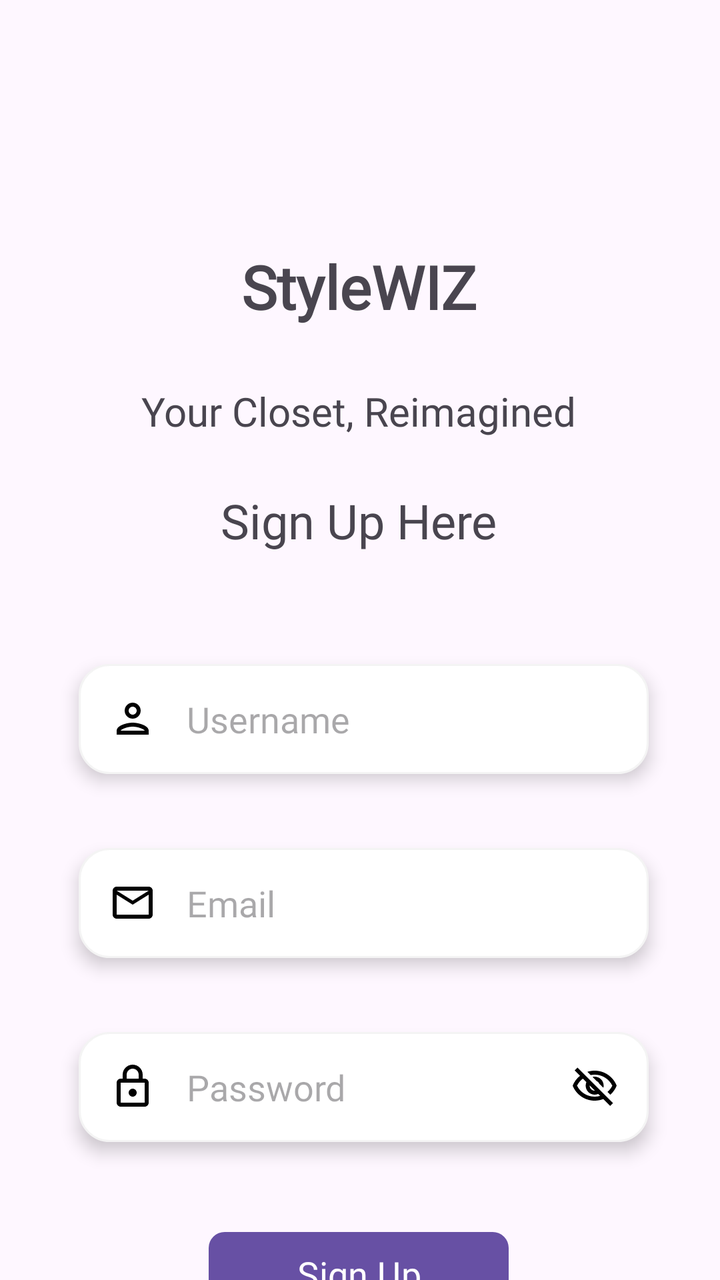
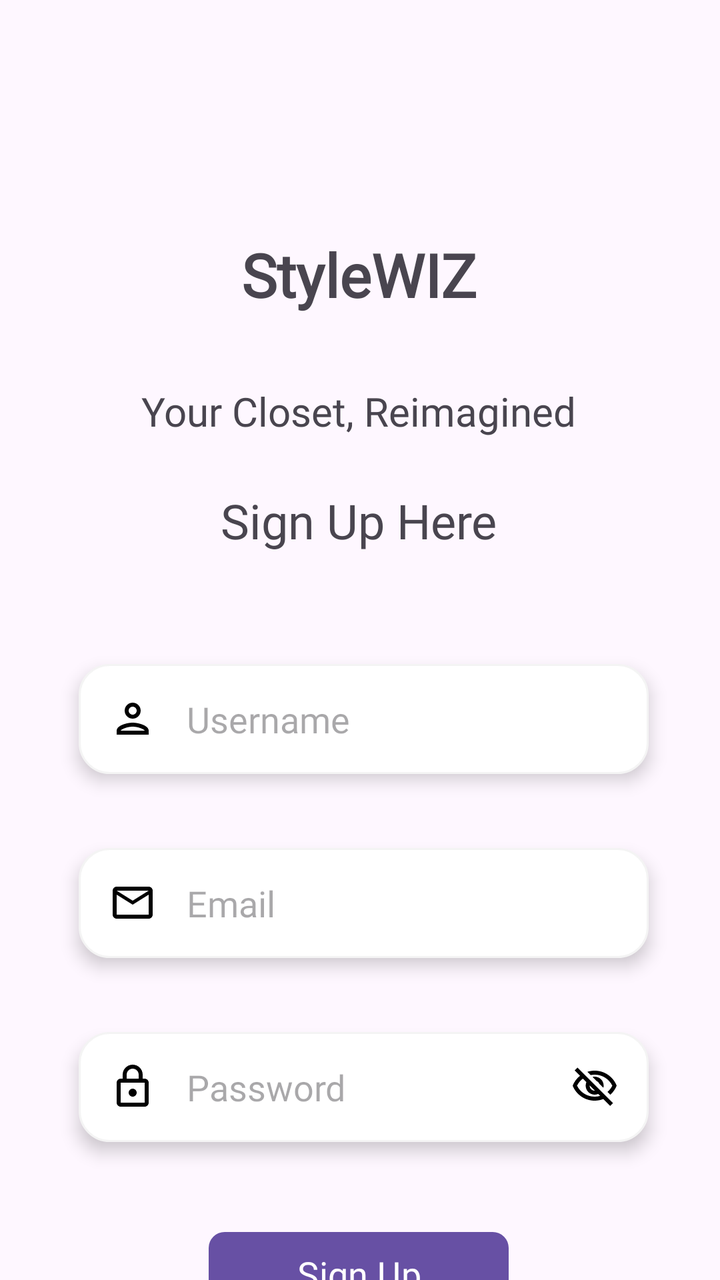

Before-and-after screenshots of an Android layout around one commit, followed by the original layout XML and the change that was made.
<!-- AndroidManifest.xml: application theme Theme.StyleWIZ_vol2 -->
<!-- res/layout/activity_sign_up.xml -->
<?xml version="1.0" encoding="utf-8"?>
<androidx.constraintlayout.widget.ConstraintLayout xmlns:android="http://schemas.android.com/apk/res/android"
    xmlns:app="http://schemas.android.com/apk/res-auto"
    xmlns:tools="http://schemas.android.com/tools"
    android:layout_width="match_parent"
    android:layout_height="match_parent"
    tools:context=".SignUpActivity">

    <TextView
        android:id="@+id/textView5"
        android:layout_width="wrap_content"
        android:layout_height="wrap_content"
        android:fontFamily="@font/roboto"
        android:text="StyleWIZ"
        android:textSize="30sp"
        android:textStyle="bold"
        app:layout_constraintBottom_toBottomOf="parent"
        app:layout_constraintEnd_toEndOf="parent"
        app:layout_constraintHorizontal_bias="0.498"
        app:layout_constraintStart_toStartOf="parent"
        app:layout_constraintTop_toTopOf="parent"
        app:layout_constraintVertical_bias="0.205" />

    <TextView
        android:id="@+id/textView6"
        android:layout_width="wrap_content"
        android:layout_height="wrap_content"
        android:layout_marginTop="192dp"
        android:fontFamily="@font/roboto"
        android:text="Your Closet, Reimagined"
        android:textSize="20sp"
        app:layout_constraintEnd_toEndOf="@+id/textView5"
        app:layout_constraintStart_toStartOf="@+id/textView5"
        app:layout_constraintTop_toTopOf="parent" />

    <TextView
        android:id="@+id/textView7"
        android:layout_width="wrap_content"
        android:layout_height="wrap_content"
        android:layout_marginTop="244dp"
        android:fontFamily="@font/roboto"
        android:text="Sign Up Here"
        android:textSize="24sp"
        app:layout_constraintEnd_toEndOf="@+id/textView6"
        app:layout_constraintStart_toStartOf="@+id/textView6"
        app:layout_constraintTop_toTopOf="parent" />

    <EditText
        android:id="@+id/editTextText"
        android:layout_width="285dp"
        android:layout_height="55dp"
        android:layout_marginTop="332dp"
        android:background="@drawable/edittextshape"
        android:drawableLeft="@drawable/outline_person_24"
        android:drawablePadding="15sp"
        android:elevation="5dp"
        android:ems="10"
        android:fontFamily="@font/roboto"
        android:hint="Username"
        android:inputType="text"
        android:paddingLeft="15sp"
        android:paddingRight="15sp"
        app:layout_constraintEnd_toEndOf="@+id/textView7"
        app:layout_constraintHorizontal_bias="0.486"
        app:layout_constraintStart_toStartOf="@+id/textView7"
        app:layout_constraintTop_toTopOf="parent" />

    <EditText
        android:id="@+id/editTextTextEmailAddress2"
        android:layout_width="285dp"
        android:layout_height="55dp"
        android:layout_marginTop="424dp"
        android:background="@drawable/edittextshape"
        android:drawableLeft="@drawable/outline_mail_outline_24"
        android:drawablePadding="15sp"
        android:elevation="5sp"
        android:ems="10"
        android:fontFamily="@font/roboto"
        android:hint="Email"
        android:inputType="textEmailAddress"
        android:paddingLeft="15sp"
        android:paddingRight="15sp"
        app:layout_constraintEnd_toEndOf="@+id/editTextText"
        app:layout_constraintHorizontal_bias="1.0"
        app:layout_constraintStart_toStartOf="@+id/editTextText"
        app:layout_constraintTop_toTopOf="parent" />

    <EditText
        android:id="@+id/editTextTextPasswordSignUp"
        android:layout_width="285dp"
        android:layout_height="55dp"
        android:layout_marginTop="516dp"
        android:background="@drawable/edittextshape"
        android:drawableLeft="@drawable/outline_lock_24"
        android:drawableRight="@drawable/outline_visibility_off_24"
        android:drawablePadding="15sp"
        android:elevation="5sp"
        android:ems="10"
        android:fontFamily="@font/roboto"
        android:hint="Password"
        android:inputType="textPassword"
        android:paddingLeft="15sp"
        android:paddingRight="15sp"
        app:layout_constraintEnd_toEndOf="@+id/editTextTextEmailAddress2"
        app:layout_constraintHorizontal_bias="0.0"
        app:layout_constraintStart_toStartOf="@+id/editTextTextEmailAddress2"
        app:layout_constraintTop_toTopOf="parent" />

    <Button
        android:id="@+id/buttonSignUp"
        android:layout_width="150dp"
        android:layout_height="50dp"
        android:layout_marginTop="612dp"
        android:fontFamily="@font/roboto"
        android:onClick="signup"
        android:text="Sign Up"
        android:textSize="18sp"
        app:cornerRadius="8dp"
        app:layout_constraintEnd_toEndOf="@+id/editTextTextPasswordSignUp"
        app:layout_constraintHorizontal_bias="0.481"
        app:layout_constraintStart_toStartOf="@+id/editTextTextPasswordSignUp"
        app:layout_constraintTop_toTopOf="parent" />

    <LinearLayout
        android:layout_width="334dp"
        android:layout_height="48dp"
        android:layout_marginTop="668dp"
        android:gravity="center"
        android:orientation="horizontal"
        app:layout_constraintEnd_toEndOf="@+id/buttonSignUp"
        app:layout_constraintStart_toStartOf="@+id/buttonSignUp"
        app:layout_constraintTop_toTopOf="parent">

        <TextView
            android:layout_width="wrap_content"
            android:layout_height="wrap_content"
            android:fontFamily="@font/roboto"
            android:textStyle="bold"
            android:text="Already have an account?"
            android:textSize="14sp" />

        <TextView
            android:id="@+id/textView8"
            android:layout_width="wrap_content"
            android:layout_height="wrap_content"
            android:layout_marginLeft="5dp"
            android:fontFamily="@font/roboto"
            android:textStyle="bold"
            android:textColor="@color/blue"
            android:text="Sign In"
            android:textSize="14sp" />


    </LinearLayout>

</androidx.constraintlayout.widget.ConstraintLayout>
<!-- resources referenced by this layout -->
<resources>
  <color name="blue">#2196F3</color>
  <!-- drawable edittextshape (drawable) -->
  <?xml version="1.0" encoding="utf-8"?>
  <shape xmlns:android="http://schemas.android.com/apk/res/android">
      <solid android:color="@color/white"/>
      <corners android:radius="15dp"/>
      <stroke android:color="#f4f4f4" android:width="1dp"/>
  </shape>
  <!-- drawable outline_lock_24 (drawable) -->
  <vector android:height="24dp" android:tint="#000000"
      android:viewportHeight="24" android:viewportWidth="24"
      android:width="24dp" xmlns:android="http://schemas.android.com/apk/res/android">
      <path android:fillColor="@android:color/white" android:pathData="M18,8h-1L17,6c0,-2.76 -2.24,-5 -5,-5S7,3.24 7,6v2L6,8c-1.1,0 -2,0.9 -2,2v10c0,1.1 0.9,2 2,2h12c1.1,0 2,-0.9 2,-2L20,10c0,-1.1 -0.9,-2 -2,-2zM9,6c0,-1.66 1.34,-3 3,-3s3,1.34 3,3v2L9,8L9,6zM18,20L6,20L6,10h12v10zM12,17c1.1,0 2,-0.9 2,-2s-0.9,-2 -2,-2 -2,0.9 -2,2 0.9,2 2,2z"/>
  </vector>
  <!-- drawable outline_mail_outline_24 (drawable) -->
  <vector android:height="24dp" android:tint="#000000"
      android:viewportHeight="24" android:viewportWidth="24"
      android:width="24dp" xmlns:android="http://schemas.android.com/apk/res/android">
      <path android:fillColor="@android:color/white" android:pathData="M20,4L4,4c-1.1,0 -1.99,0.9 -1.99,2L2,18c0,1.1 0.9,2 2,2h16c1.1,0 2,-0.9 2,-2L22,6c0,-1.1 -0.9,-2 -2,-2zM20,18L4,18L4,8l8,5 8,-5v10zM12,11L4,6h16l-8,5z"/>
  </vector>
  <!-- drawable outline_person_24 (drawable) -->
  <vector android:height="24dp" android:tint="#000000"
      android:viewportHeight="24" android:viewportWidth="24"
      android:width="24dp" xmlns:android="http://schemas.android.com/apk/res/android">
      <path android:fillColor="@android:color/white" android:pathData="M12,6c1.1,0 2,0.9 2,2s-0.9,2 -2,2 -2,-0.9 -2,-2 0.9,-2 2,-2m0,10c2.7,0 5.8,1.29 6,2L6,18c0.23,-0.72 3.31,-2 6,-2m0,-12C9.79,4 8,5.79 8,8s1.79,4 4,4 4,-1.79 4,-4 -1.79,-4 -4,-4zM12,14c-2.67,0 -8,1.34 -8,4v2h16v-2c0,-2.66 -5.33,-4 -8,-4z"/>
  </vector>
  <!-- drawable outline_visibility_off_24 (drawable) -->
  <vector android:height="24dp" android:tint="#000000"
      android:viewportHeight="24" android:viewportWidth="24"
      android:width="24dp" xmlns:android="http://schemas.android.com/apk/res/android">
      <path android:fillColor="@android:color/white" android:pathData="M12,6c3.79,0 7.17,2.13 8.82,5.5 -0.59,1.22 -1.42,2.27 -2.41,3.12l1.41,1.41c1.39,-1.23 2.49,-2.77 3.18,-4.53C21.27,7.11 17,4 12,4c-1.27,0 -2.49,0.2 -3.64,0.57l1.65,1.65C10.66,6.09 11.32,6 12,6zM10.93,7.14L13,9.21c0.57,0.25 1.03,0.71 1.28,1.28l2.07,2.07c0.08,-0.34 0.14,-0.7 0.14,-1.07C16.5,9.01 14.48,7 12,7c-0.37,0 -0.72,0.05 -1.07,0.14zM2.01,3.87l2.68,2.68C3.06,7.83 1.77,9.53 1,11.5 2.73,15.89 7,19 12,19c1.52,0 2.98,-0.29 4.32,-0.82l3.42,3.42 1.41,-1.41L3.42,2.45 2.01,3.87zM9.51,11.37l2.61,2.61c-0.04,0.01 -0.08,0.02 -0.12,0.02 -1.38,0 -2.5,-1.12 -2.5,-2.5 0,-0.05 0.01,-0.08 0.01,-0.13zM6.11,7.97l1.75,1.75c-0.23,0.55 -0.36,1.15 -0.36,1.78 0,2.48 2.02,4.5 4.5,4.5 0.63,0 1.23,-0.13 1.77,-0.36l0.98,0.98c-0.88,0.24 -1.8,0.38 -2.75,0.38 -3.79,0 -7.17,-2.13 -8.82,-5.5 0.7,-1.43 1.72,-2.61 2.93,-3.53z"/>
  </vector>
  <style name="Theme.StyleWIZ_vol2" parent="Base.Theme.StyleWIZ_vol2" />
  <color name="white">#FFFFFFFF</color>
  <style name="Base.Theme.StyleWIZ_vol2" parent="Theme.Material3.DayNight.NoActionBar">
          
          
      </style>
</resources>

<!-- the commit's change to res/layout/activity_sign_up.xml (unified diff, before → after) -->
@@ -19,7 +19,7 @@
         app:layout_constraintHorizontal_bias="0.498"
         app:layout_constraintStart_toStartOf="parent"
         app:layout_constraintTop_toTopOf="parent"
-        app:layout_constraintVertical_bias="0.205" />
+        app:layout_constraintVertical_bias="0.195"/>
 
     <TextView
         android:id="@+id/textView6"
